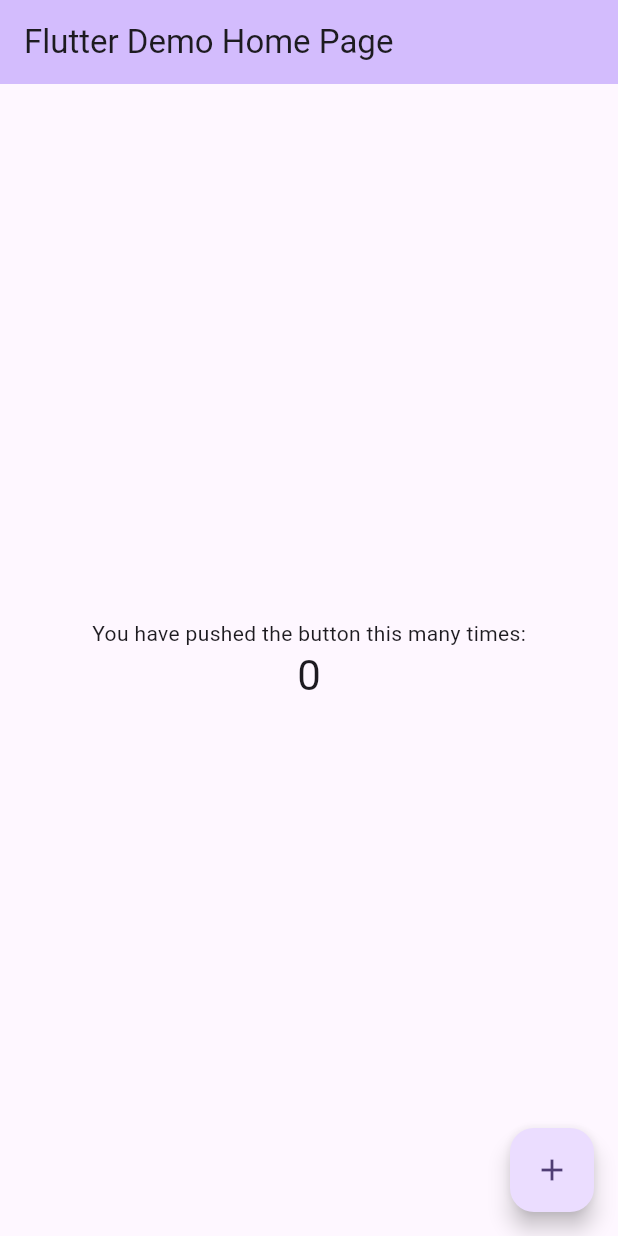
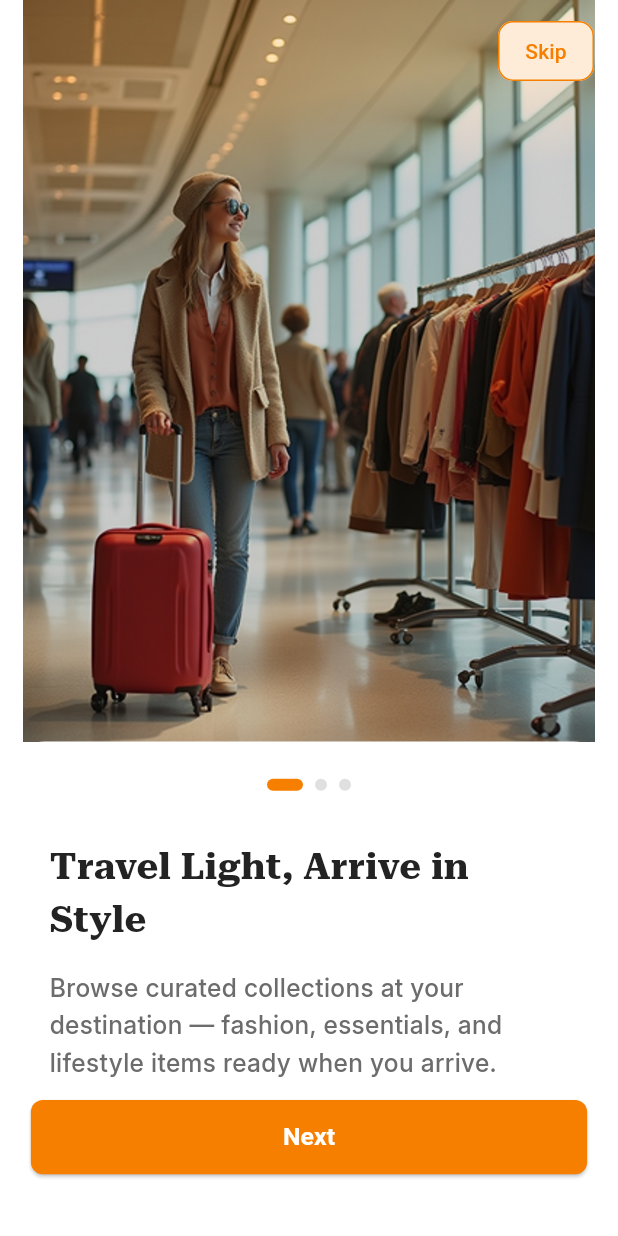
Before and after one commit to MudasirBasharat/TCC-MOBILE-APP, a Flutter app: the screen it shows after launch, on a phone screen of 412 x 824 dp. Run offline on Flutter 3.47's test engine with Material 3 defaults, Android fonts, the phone set to English and light mode, and no system bars.

Commit message:
added splash and onboarding screen

```diff
--- a/lib/main.dart
+++ b/lib/main.dart
@@ -1,4 +1,6 @@
 import 'package:flutter/material.dart';
+import 'presentation/splash/screens/splash_screen.dart';
+import 'presentation/onboarding/screens/onboarding_screen.dart';
 
 void main() {
   runApp(const MyApp());
@@ -7,116 +9,23 @@ void main() {
 class MyApp extends StatelessWidget {
   const MyApp({super.key});
 
-  // This widget is the root of your application.
   @override
   Widget build(BuildContext context) {
     return MaterialApp(
-      title: 'Flutter Demo',
+      title: 'Travel Clothing Club',
       theme: ThemeData(
-        // This is the theme of your application.
-        //
-        // TRY THIS: Try running your application with "flutter run". You'll see
-        // the application has a purple toolbar. Then, without quitting the app,
-        // try changing the seedColor in the colorScheme below to Colors.green
-        // and then invoke "hot reload" (save your changes or press the "hot
-        // reload" button in a Flutter-supported IDE, or press "r" if you used
-        // the command line to start the app).
-        //
-        // Notice that the counter didn't reset back to zero; the application
-        // state is not lost during the reload. To reset the state, use hot
-        // restart instead.
-        //
-        // This works for code too, not just values: Most code changes can be
-        // tested with just a hot reload.
-        colorScheme: ColorScheme.fromSeed(seedColor: Colors.deepPurple),
+        colorScheme: ColorScheme.fromSeed(
+          seedColor: Colors.orange,
+          primary: Colors.orange,
+        ),
+        useMaterial3: true,
       ),
-      home: const MyHomePage(title: 'Flutter Demo Home Page'),
+      initialRoute: '/',
+      routes: {
+        '/': (context) => const SplashScreen(),
+        '/onboarding': (context) => const OnboardingScreen(),
+        '/home': (context) => const Scaffold(body: Center(child: Text('Home Screen'))),
+      },
     );
   }
 }
-
-class MyHomePage extends StatefulWidget {
-  const MyHomePage({super.key, required this.title});
-
-  // This widget is the home page of your application. It is stateful, meaning
-  // that it has a State object (defined below) that contains fields that affect
-  // how it looks.
-
-  // This class is the configuration for the state. It holds the values (in this
-  // case the title) provided by the parent (in this case the App widget) and
-  // used by the build method of the State. Fields in a Widget subclass are
-  // always marked "final".
-
-  final String title;
-
-  @override
-  State<MyHomePage> createState() => _MyHomePageState();
-}
-
-class _MyHomePageState extends State<MyHomePage> {
-  int _counter = 0;
-
-  void _incrementCounter() {
-    setState(() {
-      // This call to setState tells the Flutter framework that something has
-      // changed in this State, which causes it to rerun the build method below
-      // so that the display can reflect the updated values. If we changed
-      // _counter without calling setState(), then the build method would not be
-      // called again, and so nothing would appear to happen.
-      _counter++;
-    });
-  }
-
-  @override
-  Widget build(BuildContext context) {
-    // This method is rerun every time setState is called, for instance as done
-    // by the _incrementCounter method above.
-    //
-    // The Flutter framework has been optimized to make rerunning build methods
-    // fast, so that you can just rebuild anything that needs updating rather
-    // than having to individually change instances of widgets.
-    return Scaffold(
-      appBar: AppBar(
-        // TRY THIS: Try changing the color here to a specific color (to
-        // Colors.amber, perhaps?) and trigger a hot reload to see the AppBar
-        // change color while the other colors stay the same.
-        backgroundColor: Theme.of(context).colorScheme.inversePrimary,
-        // Here we take the value from the MyHomePage object that was created by
-        // the App.build method, and use it to set our appbar title.
-        title: Text(widget.title),
-      ),
-      body: Center(
-        // Center is a layout widget. It takes a single child and positions it
-        // in the middle of the parent.
-        child: Column(
-          // Column is also a layout widget. It takes a list of children and
-          // arranges them vertically. By default, it sizes itself to fit its
-          // children horizontally, and tries to be as tall as its parent.
-          //
-          // Column has various properties to control how it sizes itself and
-          // how it positions its children. Here we use mainAxisAlignment to
-          // center the children vertically; the main axis here is the vertical
-          // axis because Columns are vertical (the cross axis would be
-          // horizontal).
-          //
-          // TRY THIS: Invoke "debug painting" (choose the "Toggle Debug Paint"
-          // action in the IDE, or press "p" in the console), to see the
-          // wireframe for each widget.
-          mainAxisAlignment: MainAxisAlignment.center,
-          children: <Widget>[
-            const Text('You have pushed the button this many times:'),
-            Text(
-              '$_counter',
-              style: Theme.of(context).textTheme.headlineMedium,
-            ),
-          ],
-        ),
-      ),
-      floatingActionButton: FloatingActionButton(
-        onPressed: _incrementCounter,
-        tooltip: 'Increment',
-        child: const Icon(Icons.add),
-      ), // This trailing comma makes auto-formatting nicer for build methods.
-    );
-  }
-}
--- /dev/null
+++ b/lib/presentation/common/widgets/custom_button.dart
@@ -0,0 +1,47 @@
+import 'package:flutter/material.dart';
+
+enum ButtonVariant { filled, outlined }
+
+class CustomButton extends StatelessWidget {
+  final VoidCallback onPressed;
+  final String text;
+  final ButtonVariant variant;
+
+  const CustomButton({
+    super.key,
+    required this.onPressed,
+    required this.text,
+    this.variant = ButtonVariant.filled,
+  });
+
+  @override
+  Widget build(BuildContext context) {
+    return variant == ButtonVariant.filled
+        ? ElevatedButton(
+            onPressed: onPressed,
+            style: ElevatedButton.styleFrom(
+              padding: const EdgeInsets.symmetric(
+                horizontal: 24,
+                vertical: 12,
+              ),
+              shape: RoundedRectangleBorder(
+                borderRadius: BorderRadius.circular(8),
+              ),
+            ),
+            child: Text(text),
+          )
+        : OutlinedButton(
+            onPressed: onPressed,
+            style: OutlinedButton.styleFrom(
+              padding: const EdgeInsets.symmetric(
+                horizontal: 24,
+                vertical: 12,
+              ),
+              shape: RoundedRectangleBorder(
+                borderRadius: BorderRadius.circular(8),
+              ),
+            ),
+            child: Text(text),
+          );
+  }
+}
--- /dev/null
+++ b/lib/presentation/onboarding/screens/onboarding_screen.dart
@@ -0,0 +1,114 @@
+import 'package:flutter/material.dart';
+import '../widgets/onboarding_page.dart';
+import '../widgets/onboarding_buttons.dart';
+
+class OnboardingScreen extends StatefulWidget {
+  const OnboardingScreen({super.key});
+
+  @override
+  State<OnboardingScreen> createState() => _OnboardingScreenState();
+}
+
+class _OnboardingScreenState extends State<OnboardingScreen> {
+  final PageController _pageController = PageController();
+  int _currentPage = 0;
+
+  final List<OnboardingData> _pages = [
+    OnboardingData(
+      title: 'Travel Light, Arrive in Style',
+      description: 'Browse curated collections at your destination — fashion, essentials, and lifestyle items ready when you arrive.',
+      image: 'assets/images/onboarding1.png',
+    ),
+    OnboardingData(
+      title: 'Reserve What You Need',
+      description: "Choose products in your size and style. We’ll prepare them for you before you land.",
+      image: 'assets/images/onboarding2.png',
+    ),
+    OnboardingData(
+      title: 'Delivered to Your Doorstep',
+      description: 'Your reserved items arrive at your hotel, Airbnb, or home ready to wear, stress-free.',
+      image: 'assets/images/onboarding3.png',
+    ),
+  ];
+
+  @override
+  Widget build(BuildContext context) {
+    return Scaffold(
+      body: Stack(
+        children: [
+
+          PageView.builder(
+            controller: _pageController,
+            onPageChanged: (int page) {
+              setState(() {
+                _currentPage = page;
+              });
+            },
+            itemCount: _pages.length,
+            physics: const ClampingScrollPhysics(),
+            pageSnapping: true,
+            itemBuilder: (context, index) {
+              return RepaintBoundary(
+                child: OnboardingPage(
+                  title: _pages[index].title,
+                  description: _pages[index].description,
+                  currentPage: _currentPage,
+                  totalPages: _pages.length,
+                  image: _pages[index].image,
+                ),
+              );
+            },
+          ),
+          // Bottom btn
+          OnboardingButtons(
+            currentPage: _currentPage,
+            pageController: _pageController,
+          ),
+          // Skip btn
+          if (_currentPage == 0)
+            Positioned(
+              top: MediaQuery.of(context).padding.top + 10,
+              right: 16,
+              child: OutlinedButton(
+                onPressed: () => Navigator.pushReplacementNamed(context, '/home'),
+                style: OutlinedButton.styleFrom(
+                  backgroundColor: const Color(0xFFFEECD9),
+                  side: const BorderSide(color: Color(0xFFF77F00), width: 1),
+                  shape: RoundedRectangleBorder(
+                    borderRadius: BorderRadius.circular(10),
+                  ),
+                  padding: const EdgeInsets.symmetric(horizontal: 16, vertical: 8),
+                ),
+                child: const Text(
+                  'Skip',
+                  style: TextStyle(
+                    color: Color.fromRGBO(247, 127, 0, 1),
+                    fontSize: 14,
+                    fontWeight: FontWeight.w500,
+                  ),
+                ),
+              ),
+            ),
+        ],
+      ),
+    );
+  }
+
+  @override
+  void dispose() {
+    _pageController.dispose();
+    super.dispose();
+  }
+}
+
+class OnboardingData {
+  final String title;
+  final String description;
+  final String image;
+
+  OnboardingData({
+    required this.title,
+    required this.description,
+    required this.image,
+  });
+}
--- /dev/null
+++ b/lib/presentation/onboarding/widgets/onboarding_buttons.dart
@@ -0,0 +1,60 @@
+import 'package:flutter/material.dart';
+
+class OnboardingButtons extends StatelessWidget {
+  final int currentPage;
+  final PageController pageController;
+
+  const OnboardingButtons({
+    super.key,
+    required this.currentPage,
+    required this.pageController,
+  });
+
+  @override
+  Widget build(BuildContext context) {
+    final size = MediaQuery.of(context).size;
+
+    return Positioned(
+      bottom: size.height * 0.05,
+      left: size.width * 0.05,
+      right: size.width * 0.05,
+      child: Column(
+        mainAxisSize: MainAxisSize.min,
+        children: [
+
+          SizedBox(
+            width: double.infinity,
+            height: size.height * 0.06,
+            child: ElevatedButton(
+              onPressed: () {
+                if (currentPage < 2) {
+                  pageController.nextPage(
+                    duration: const Duration(milliseconds: 300),
+                    curve: Curves.easeInOut,
+                  );
+                } else {
+
+                  Navigator.pushReplacementNamed(context, '/home');
+                }
+              },
+              style: ElevatedButton.styleFrom(
+                backgroundColor: const Color(0xFFF77F00),
+                shape: RoundedRectangleBorder(
+                  borderRadius: BorderRadius.circular(8),
+                ),
+              ),
+              child: Text(
+                currentPage == 2 ? 'Get Started' : 'Next',
+                style: TextStyle(
+                  color: Colors.white,
+                  fontSize: size.width * 0.04,
+                  fontWeight: FontWeight.bold,
+                ),
+              ),
+            ),
+          ),
+        ],
+      ),
+    );
+  }
+  }
--- /dev/null
+++ b/lib/presentation/onboarding/widgets/onboarding_page.dart
@@ -0,0 +1,114 @@
+import 'package:flutter/material.dart';
+
+class OnboardingPage extends StatelessWidget {
+  static const _titleStyle = TextStyle(
+    fontFamily: 'RobotoSerif',
+    fontWeight: FontWeight.bold,
+    color: Color.fromRGBO(35, 35, 35, 1),
+  );
+
+  static const _descriptionStyle = TextStyle(
+    fontFamily: 'Inter',
+    fontWeight: FontWeight.w500,
+    color: Color.fromRGBO(108, 108, 108, 1),
+    height: 1.5,
+  );
+
+  static const _containerDecoration = BoxDecoration(
+    color: Colors.white,
+    borderRadius: BorderRadius.only(
+      topLeft: Radius.circular(30),
+      topRight: Radius.circular(30),
+    ),
+  );
+  final String title;
+  final String description;
+  final String image;
+  final int currentPage;
+  final int totalPages;
+
+  const OnboardingPage({
+    super.key,
+    required this.title,
+    required this.description,
+    required this.image,
+    required this.currentPage,
+    this.totalPages = 3,
+  });
+
+  Widget buildDotIndicators(BuildContext context) {
+    return Row(
+      mainAxisAlignment: MainAxisAlignment.center,
+      children: List.generate(totalPages, (index) {
+        return Container(
+          margin: const EdgeInsets.symmetric(horizontal: 4),
+          width: currentPage == index ? 24 : 8,
+          height: 8,
+          decoration: BoxDecoration(
+            color: currentPage == index
+              ? const Color.fromRGBO(247, 127, 0, 1)
+              : Colors.grey.shade300,
+            borderRadius: BorderRadius.circular(4),
+          ),
+        );
+      }),
+    );
+  }
+
+  @override
+  Widget build(BuildContext context) {
+    final size = MediaQuery.of(context).size;
+    final padding = MediaQuery.of(context).padding;
+    final safeHeight = size.height - padding.top - padding.bottom;
+
+    return Container(
+      color: Colors.white,
+      child: Column(
+        children: [
+
+
+          SizedBox(
+            height: safeHeight * 0.6, // Increased height to show more of the image
+            width: size.width,
+            child: Image.asset(
+              image,
+              fit: BoxFit.contain, // Changed to contain to show the full image
+              filterQuality: FilterQuality.high,
+            ),
+          ),
+
+
+          Container(
+            height: safeHeight * 0.4, // Decreased height for the content section
+            width: size.width,
+            padding: EdgeInsets.symmetric(
+              horizontal: size.width * 0.08,
+              vertical: safeHeight * 0.03,
+            ),
+            decoration: _containerDecoration,
+            child: Column(
+              crossAxisAlignment: CrossAxisAlignment.start,
+              children: [
+                Center(child: buildDotIndicators(context)),
+                SizedBox(height: safeHeight * 0.04),
+                Text(
+                  title,
+                  style: _titleStyle.copyWith(
+                    fontSize: size.width * 0.06,
+                  ),
+                ),
+                SizedBox(height: safeHeight * 0.02),
+                Text(
+                  description,
+                  style: _descriptionStyle.copyWith(
+                    fontSize: size.width * 0.04,
+                  ),
+                ),
+              ],
+            ),
+          ),
+        ],
+      ),
+    );
+  }
+}
--- /dev/null
+++ b/lib/presentation/splash/screens/splash_screen.dart
@@ -0,0 +1,45 @@
+import 'package:flutter/material.dart';
+import '../widgets/splash_logo.dart';
+
+class SplashScreen extends StatefulWidget {
+  const SplashScreen({super.key});
+
+  @override
+  State<SplashScreen> createState() => _SplashScreenState();
+}
+
+class _SplashScreenState extends State<SplashScreen> {
+  @override
+  void initState() {
+    super.initState();
+    _navigateToOnboarding();
+  }
+
+  Future<void> _navigateToOnboarding() async {
+    await Future.delayed(const Duration(seconds: 2));
+    if (!mounted) return;
+    Navigator.pushReplacementNamed(context, '/onboarding');
+  }
+
+  @override
+  Widget build(BuildContext context) {
+    return Scaffold(
+      body: Container(
+        decoration: const BoxDecoration(
+          gradient: LinearGradient(
+            begin: Alignment.topRight,
+            end: Alignment.bottomLeft,
+            colors: [
+              const Color.fromRGBO(237, 108, 60, 1),
+              const Color.fromRGBO(247, 127, 0, 1),
+            ],
+            stops: const [0.0, 1.0],
+          ),
+        ),
+        child: const Center(
+          child: SplashLogo(),
+        ),
+      ),
+    );
+  }
+}
--- /dev/null
+++ b/lib/presentation/splash/widgets/splash_logo.dart
@@ -0,0 +1,17 @@
+import 'package:flutter/material.dart';
+
+class SplashLogo extends StatelessWidget {
+  const SplashLogo({super.key});
+
+  @override
+  Widget build(BuildContext context) {
+    final size = MediaQuery.of(context).size;
+    final logoSize = size.width * 0.4; // 40% of screen width
+    return Image.asset(
+      'assets/images/logo.png',
+      width: logoSize,
+      height: logoSize,
+      color: Colors.white,
+    );
+  }
+}
```
Also changed, not shown: pubspec.yaml (+17 -55 lines), assets/fonts/Inter_18pt-Medium.ttf (added), assets/fonts/Inter_18pt-Regular.ttf (added), assets/fonts/Inter_18pt-SemiBold.ttf (added), assets/fonts/RobotoSerif_28pt-Bold.ttf (added), assets/fonts/RobotoSerif_28pt-Regular.ttf (added), assets/images/logo.png (added), assets/images/onboarding1.png (added), assets/images/onboarding2.png (added), assets/images/onboarding3.png (added).
